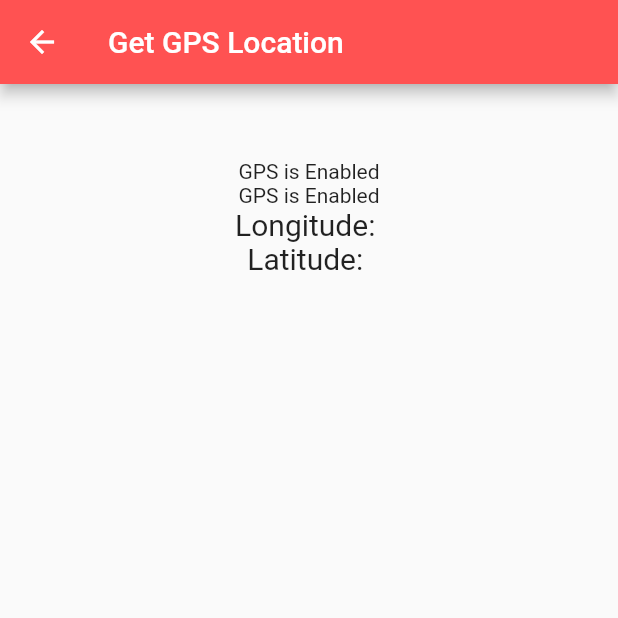
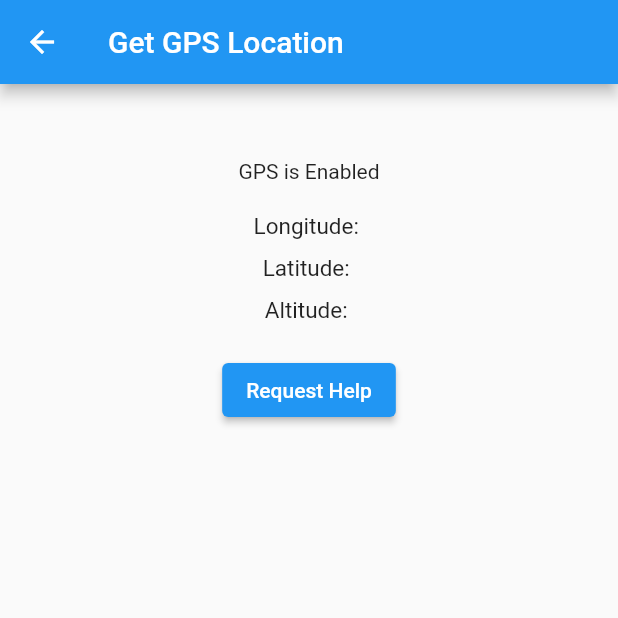
Before and after one commit to Sarthak-kshirsagar/Empowering-Women-Safety, a Flutter app: the getLocationUser screen opened directly, on a phone screen of 412 x 824 dp, the top half of it. Run offline on Flutter 3.47's test engine with Material 2 defaults, Android fonts, the phone set to English and light mode, and no system bars; our stand-ins replace geolocator.

Commit message:
Integrated SoS feature

```diff
--- a/lib/pages/getLocationUser.dart
+++ b/lib/pages/getLocationUser.dart
@@ -2,6 +2,7 @@ import 'dart:async';
 // import 'dart:html';
 import 'package:flutter/material.dart';
 import 'package:geolocator/geolocator.dart';
+import 'package:url_launcher/url_launcher.dart';
 
 
 
@@ -14,11 +15,13 @@ class getLocationUser extends  StatefulWidget {
 
 class _getLocationUserState extends State<getLocationUser> {
 
+
+  //declaring the required variables
   bool servicestatus = false;
   bool haspermission = false;
   late LocationPermission permission;
   late Position position;
-  String long = "", lat = "";
+  String long = "", lat = "" , alt = "";
   late StreamSubscription<Position> positionStream;
 
   @override
@@ -27,7 +30,7 @@ class _getLocationUserState extends State<getLocationUser> {
     super.initState();
   }
 
-
+// ------------function to on the gpssssssss------------
   checkGps() async {
     servicestatus = await Geolocator.isLocationServiceEnabled();
     if(servicestatus){
@@ -62,13 +65,19 @@ class _getLocationUserState extends State<getLocationUser> {
     });
   }
 
+
+  // -----------fucntion to get the locationnnnnnn-------------
+
+
   getLocation() async {
     position = await Geolocator.getCurrentPosition(desiredAccuracy: LocationAccuracy.high);
     print(position.longitude); //Output: 80.24599079
-    print(position.latitude); //Output: 29.6593457
+    print(position.latitude);
+    print(position.altitude);//Output: 29.6593457
 
     long = position.longitude.toString();
     lat = position.latitude.toString();
+    alt = position.altitude.toString();
 
     setState(() {
       //refresh UI
@@ -84,9 +93,12 @@ class _getLocationUserState extends State<getLocationUser> {
         locationSettings: locationSettings).listen((Position position) {
       print(position.longitude); //Output: 80.24599079
       print(position.latitude); //Output: 29.6593457
+      print(position.altitude);
 
       long = position.longitude.toString();
       lat = position.latitude.toString();
+      alt = position.altitude.toString();
+
 
       setState(() {
         //refresh UI on update
@@ -101,7 +113,7 @@ class _getLocationUserState extends State<getLocationUser> {
     return Scaffold(
         appBar: AppBar(
             title: Text("Get GPS Location"),
-            backgroundColor: Colors.redAccent
+            // backgroundColor: Colors.redAccent
         ),
         body: Container(
             alignment: Alignment.center,
@@ -110,10 +122,30 @@ class _getLocationUserState extends State<getLocationUser> {
                 children: [
 
                   Text(servicestatus? "GPS is Enabled": "GPS is disabled."),
-                  Text(haspermission? "GPS is Enabled": "GPS is disabled."),
+                  // Text(haspermission? "GPS is Enabled": "GPS is disabled."),
 
-                  Text("Longitude: $long", style:TextStyle(fontSize: 20)),
-                  Text("Latitude: $lat", style: TextStyle(fontSize: 20),)
+                  SizedBox(height: 20,),
+
+                  Container(
+                    width:300,
+                    child: Column(
+                      children: [
+                        Text("Longitude: $long", style:TextStyle(fontSize:15)),
+                        SizedBox(height: 10),
+                        Text("Latitude: $lat", style: TextStyle(fontSize:15),),
+                        SizedBox(height: 10,),
+                        Text("Altitude: $alt",style:TextStyle(fontSize:15)),
+                      ],
+                    ),
+                  ),
+
+      SizedBox(height: 20,),
+                  ElevatedButton(onPressed: () async{
+                    Uri userSms = Uri.parse('sms:9284674008?body=Latitude:${lat}\nLongitude:${long}\nAltitude:${alt}');
+                    if (await launchUrl(userSms)){
+
+                    }
+                  }, child: Text("Request Help" ))
 
                 ]
             )
--- a/lib/pages/homePage.dart
+++ b/lib/pages/homePage.dart
@@ -293,8 +293,8 @@ class _HomePageState extends State<HomePage> {
                 children: [
                   InkWell(onTap: (){
                     Navigator.of(context).push(MaterialPageRoute(builder: (context) =>getLocationUser(),));
-                  },child: Image.asset(width:75,"assets/images/img3.png")),
-                  InkWell(child: Image.asset(width:75,"assets/images/img3.png"))
+                  },child: ElevatedButton(style: ElevatedButton.styleFrom(backgroundColor: Colors.red),onPressed: (){},child: Text("SoS"),)),
+                  InkWell(child: ElevatedButton(style:ElevatedButton.styleFrom(backgroundColor: Colors.green),onPressed: (){},child: Text("Mark Region"),))
                 ],
               ),)
           ],
```
Also changed, not shown: pubspec.lock, 1 other file.
